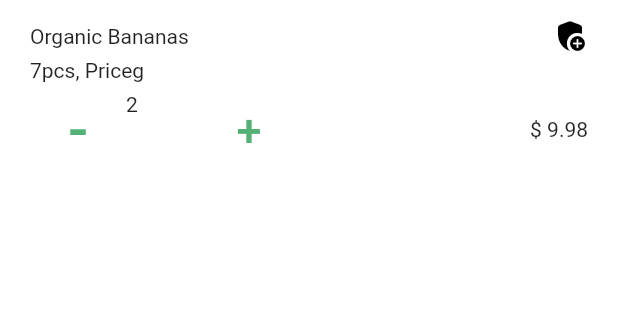
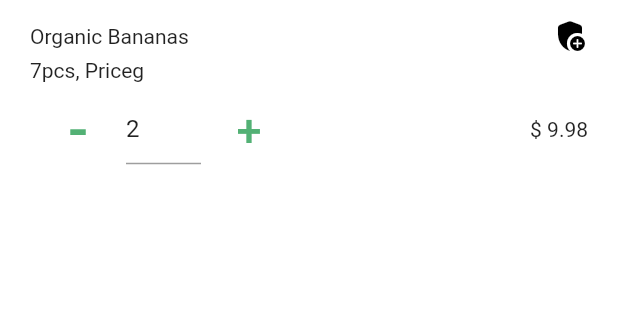
Before and after one commit to marlonchalegre/grocery_store, a Flutter app: the OfferDetail screen opened directly with sample values from the repository, after a tap on an icon or button, on a phone screen of 412 x 824 dp, the part 66-386 px from its top. Run offline on Flutter 3.47's test engine with Material 2 defaults, Android fonts, the phone set to English and light mode, and no system bars; Roboto replaces fonts that are missing (Gilroy).

```diff
--- a/lib/page/offer_detail.dart
+++ b/lib/page/offer_detail.dart
@@ -3,8 +3,7 @@ import 'package:grocery_store/model/offer.dart';
 import 'package:grocery_store/util/colors.dart';
 
 class OfferDetail extends StatefulWidget {
-  final Offer offer;
-  OfferDetail({Key? key, required this.offer}) : super(key: key);
+  OfferDetail({Key? key}) : super(key: key);
 
   @override
   _OfferDetailState createState() => _OfferDetailState();
@@ -15,8 +14,20 @@ class _OfferDetailState extends State<OfferDetail> {
 
   var count = 1;
   num totalCost = 0;
+
+  @override
+  void initState() {
+    super.initState();
+    // totalCost = 0;
+    _controller.text = "1";
+  }
+
   @override
   Widget build(BuildContext context) {
+    final Offer offer = ModalRoute.of(context)!.settings.arguments as Offer;
+    // totalCost = offer.price;
+    //setState(() {});
+
     return Scaffold(
       appBar: AppBar(
         iconTheme: IconThemeData(
@@ -36,7 +47,7 @@ class _OfferDetailState extends State<OfferDetail> {
             Row(
               mainAxisAlignment: MainAxisAlignment.spaceBetween,
               children: [
-                Text(this.widget.offer.name),
+                Text(offer.name),
                 Icon(
                   Icons.add_moderator_rounded,
                   color: Colors.black,
@@ -46,7 +57,7 @@ class _OfferDetailState extends State<OfferDetail> {
             SizedBox(
               height: 3,
             ),
-            Text(this.widget.offer.description),
+            Text(offer.description),
             Row(
               mainAxisAlignment: MainAxisAlignment.spaceBetween,
               children: [
@@ -55,27 +66,28 @@ class _OfferDetailState extends State<OfferDetail> {
                     children: [
                       TextButton(
                         onPressed: () {
-                          setState(() {
-                            if (count > 1) {
-                              count -= 1;
-                              totalCost = count * this.widget.offer.price;
-                            }
-                          });
+                          if (count > 1) {
+                            count -= 1;
+                            totalCost = count * offer.price;
+                          }
+                          _controller.text = count.toString();
+                          setState(() {});
                         },
                         child: Text("-", style: TextStyle(fontSize: 40)),
                       ),
                       Container(
                         width: 50,
                         height: 50,
-                        child: Text("$count"),
+                        child: TextField(
+                          controller: _controller,
+                        ),
                       ),
                       TextButton(
                         onPressed: () {
-                          setState(() {
-                            count += 1;
-                            totalCost = count * this.widget.offer.price;
-                          });
+                          count += 1;
+                          totalCost = count * offer.price;
                           _controller.text = count.toString();
+                          setState(() {});
                         },
                         child: Text("+", style: TextStyle(fontSize: 30)),
                       ),
```
Also changed, not shown: lib/controllers/son_controller.dart (added, +14 -0 lines), lib/main.dart (+8 -2 lines), lib/page/parent_page.dart (added, +31 -0 lines), lib/widget/offer_widget.dart (+10 -9 lines), lib/widget/son_widget.dart (added, +35 -0 lines).
